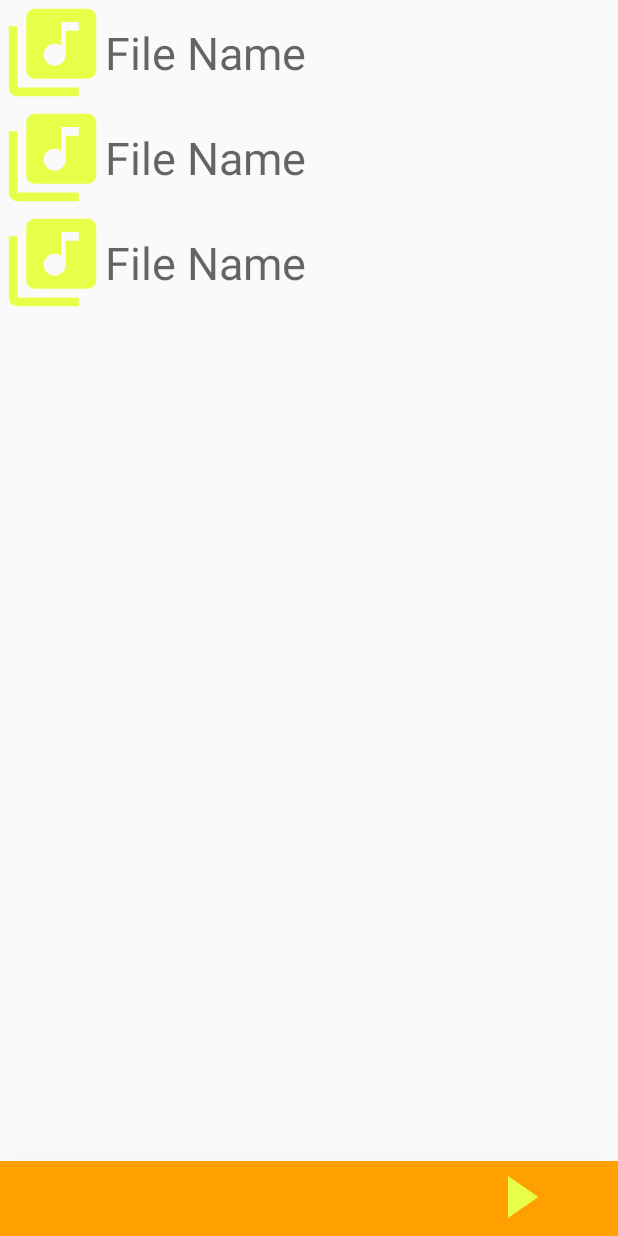
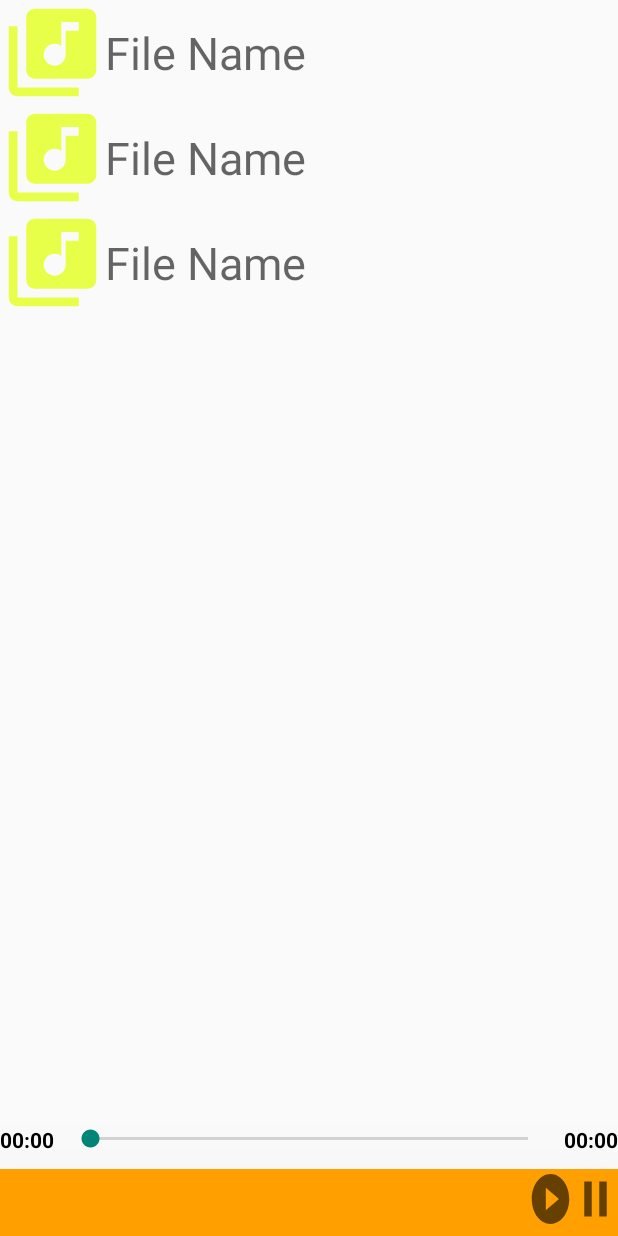
Before and after one commit to nitish-rider/E-VedaApp, an Android app: the layout activity_veda__player.xml on its own in the app's theme, with its tools: preview values and no code run, on a phone screen of 412 x 824 dp. Run offline under Robolectric (Android 15) with nearby library versions, the phone set to English and light mode, and no system bars.

Commit message:
media player

```diff
--- /dev/null
+++ b/app/src/main/res/drawable/ic_pause_btn.xml
@@ -0,0 +1,10 @@
+<vector xmlns:android="http://schemas.android.com/apk/res/android"
+    android:width="24dp"
+    android:height="24dp"
+    android:viewportWidth="24"
+    android:viewportHeight="24"
+    android:tint="?attr/colorControlNormal">
+  <path
+      android:fillColor="@android:color/white"
+      android:pathData="M6,19h4L10,5L6,5v14zM14,5v14h4L18,5h-4z"/>
+</vector>
--- /dev/null
+++ b/app/src/main/res/drawable/ic_play_btn.xml
@@ -0,0 +1,10 @@
+<vector xmlns:android="http://schemas.android.com/apk/res/android"
+    android:width="24dp"
+    android:height="24dp"
+    android:viewportWidth="24"
+    android:viewportHeight="24"
+    android:tint="?attr/colorControlNormal">
+  <path
+      android:fillColor="@android:color/white"
+      android:pathData="M12,2C6.48,2 2,6.48 2,12s4.48,10 10,10s10,-4.48 10,-10S17.52,2 12,2zM9.5,16.5v-9l7,4.5L9.5,16.5z"/>
+</vector>
--- a/app/src/main/res/layout/activity_veda__player.xml
+++ b/app/src/main/res/layout/activity_veda__player.xml
@@ -10,11 +10,45 @@
 
 
     <androidx.recyclerview.widget.RecyclerView
+        android:id="@+id/PlayerRv"
         android:layout_width="match_parent"
         android:layout_height="match_parent"
-        android:id="@+id/PlayerRv"
         android:layout_weight="3"
         tools:listitem="@layout/player_recycler_view_item" />
+
+    <LinearLayout
+        android:layout_width="match_parent"
+        android:layout_height="wrap_content"
+        android:orientation="horizontal"
+        >
+
+        <TextView
+            android:layout_width="wrap_content"
+            android:layout_height="wrap_content"
+            android:text="00:00"
+            android:id="@+id/player_time_start"
+            android:textStyle="bold"
+            android:textColor="@color/black"/>
+
+
+        <SeekBar
+            android:id="@+id/seekBar"
+            android:layout_width="0dp"
+            android:layout_height="wrap_content"
+            android:layout_weight="1"
+            android:progressTint="#000000"
+            android:layout_marginStart="8dp"
+            android:layout_marginEnd="8dp"/>
+
+        <TextView
+            android:layout_width="wrap_content"
+            android:layout_height="wrap_content"
+            android:text="00:00"
+            android:id="@+id/player_time_end"
+            android:textStyle="bold"
+            android:textColor="@color/black"/>
+
+    </LinearLayout>
 
     <LinearLayout
         android:layout_width="match_parent"
@@ -30,20 +64,20 @@
             android:layout_weight="2"
             android:id="@+id/player_file_name"/>
 
-        <Button
-            android:layout_width="wrap_content"
-            android:layout_height="wrap_content"
+        <ImageView
+            android:layout_width="60dp"
+            android:layout_height="40dp"
             android:id="@+id/play_button"
             android:visibility="visible"
-            android:background="@drawable/player_icon"
+            android:background="@drawable/ic_play_btn"
             android:layout_weight="1"/>
 
-        <Button
-            android:layout_width="wrap_content"
-            android:layout_height="wrap_content"
+        <ImageView
+            android:layout_width="60dp"
+            android:layout_height="40dp"
             android:id="@+id/pause_button"
-            android:visibility="invisible"
-            android:background="@drawable/pause_icon"
+            android:visibility="visible"
+            android:background="@drawable/ic_pause_btn"
             android:layout_weight="1"/>
 
     </LinearLayout>
```
Also changed, not shown: app/src/main/AndroidManifest.xml (+6 -1 lines), app/src/main/java/pradyumna/simhansapp/player/player.java (added, +112 -0 lines).
